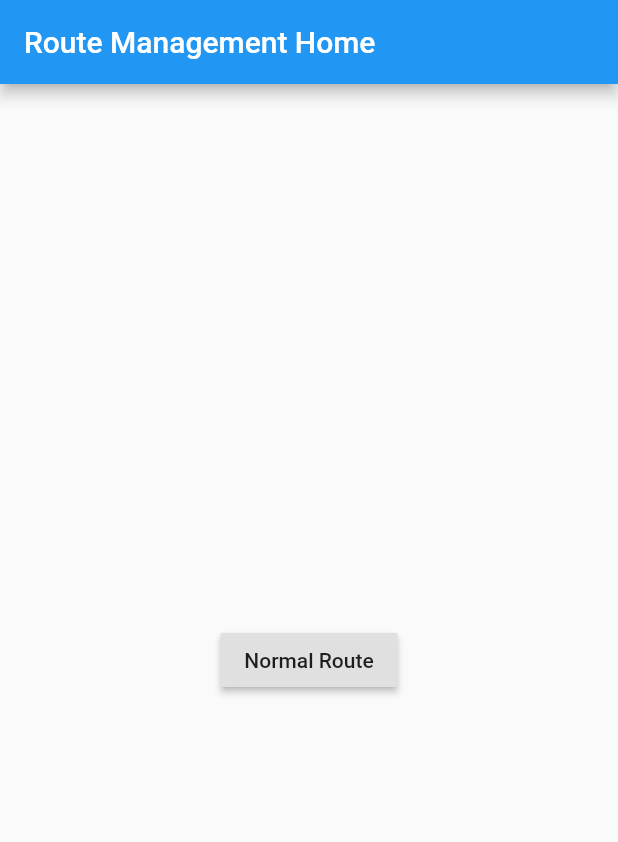
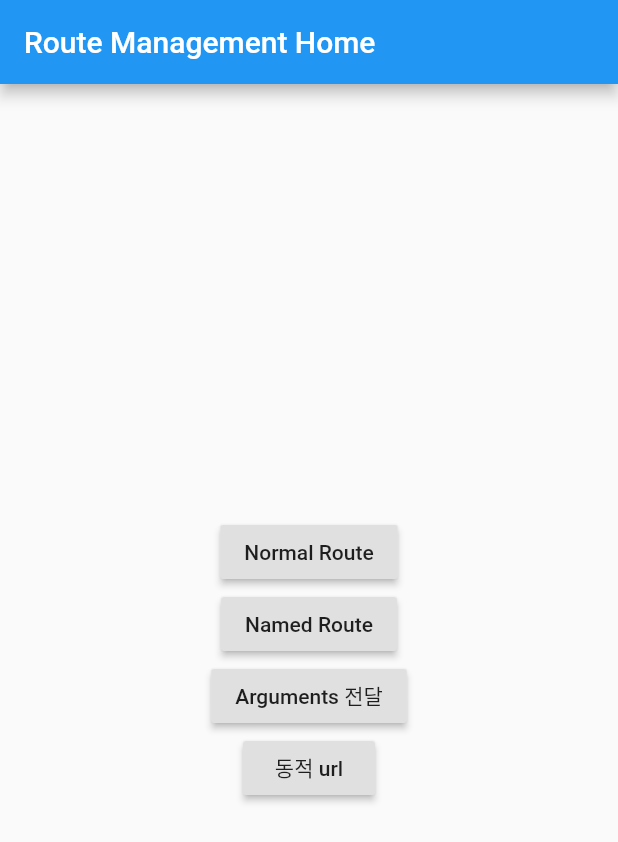
Before and after one commit to s11verz/flutter_getX, a Flutter app: the screen it shows after launch, on a phone screen of 412 x 824 dp. Shown: the top 842 px of the screen. Run offline on Flutter 3.47's test engine with Material 2 defaults, Android fonts, the phone set to English and light mode, and no system bars; our stand-ins replace get.

Commit message:
Route 관리1

```diff
--- a/lib/main.dart
+++ b/lib/main.dart
@@ -1,6 +1,10 @@
 // ignore_for_file: prefer_const_constructors
 import 'package:flutter/material.dart';
 import 'package:flutter_getx/src/home.dart';
+import 'package:flutter_getx/src/pages/named/first.dart';
+import 'package:flutter_getx/src/pages/named/second.dart';
+import 'package:flutter_getx/src/pages/next.dart';
+import 'package:flutter_getx/src/pages/user.dart';
 import 'package:get/get.dart';
 
 void main() {
@@ -16,11 +20,16 @@ class MyApp extends StatelessWidget {
     return GetMaterialApp(
       title: 'Flutter Demo',
       theme: ThemeData(
-        primarySwatch: Colors.blue,
-        visualDensity: VisualDensity.adaptivePlatformDensity
-      ),
-
-      home: Home(),
+          primarySwatch: Colors.blue,
+          visualDensity: VisualDensity.adaptivePlatformDensity),
+      initialRoute: "/",
+      getPages: [
+        GetPage(name: "/", page: () => Home(), transition: Transition.zoom),
+        GetPage(name: "/first", page: () => FirstNamedPage()),
+        GetPage(name: "/second", page: () => SecondNamedPage()),
+        GetPage(name: "/next", page: () => NextPage()),
+        GetPage(name: "/user/:uid", page: () => UserPage())
+      ],
     );
   }
 }
--- a/lib/src/home.dart
+++ b/lib/src/home.dart
@@ -22,6 +22,24 @@ class Home extends StatelessWidget {
                 Get.to(FirstPage());
               },
               child: Text('Normal Route'),
+            ),
+            RaisedButton(
+              onPressed: () {
+                Get.toNamed("/first");
+              },
+              child: Text('Named Route'),
+            ),
+            RaisedButton(
+              onPressed: () {
+                Get.toNamed("/next", arguments: "silver");
+              },
+              child: Text('Arguments 전달'),
+            ),
+            RaisedButton(
+              onPressed: () {
+                Get.toNamed("/user/123?name=은지&age=26");
+              },
+              child: Text('동적 url'),
             )
           ],
         ),
@@ -29,3 +47,9 @@ class Home extends StatelessWidget {
     );
   }
 }
+
+// class User{
+//   String? name="silver";
+//   int? age=26;
+//   User({this.name, this.age});
+// }
```
Also changed, not shown: lib/src/pages/named/first.dart (added, +30 -0 lines), lib/src/pages/named/second.dart (added, +39 -0 lines), lib/src/pages/next.dart (added, +36 -0 lines), lib/src/pages/user.dart (added, +38 -0 lines).
